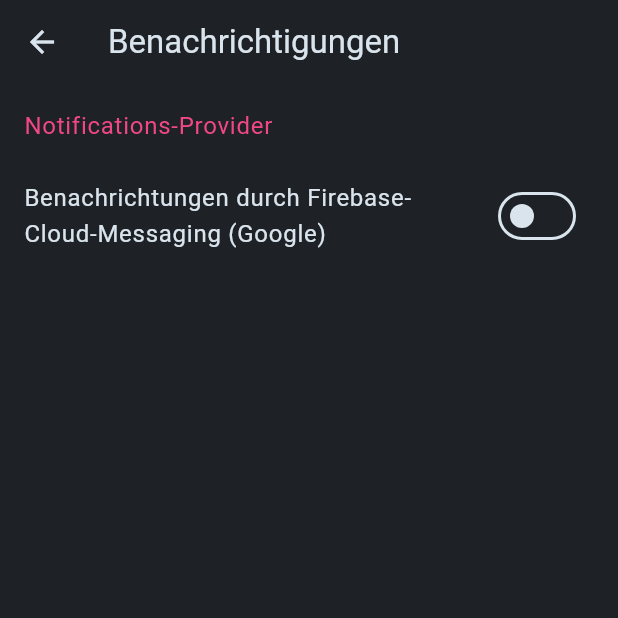
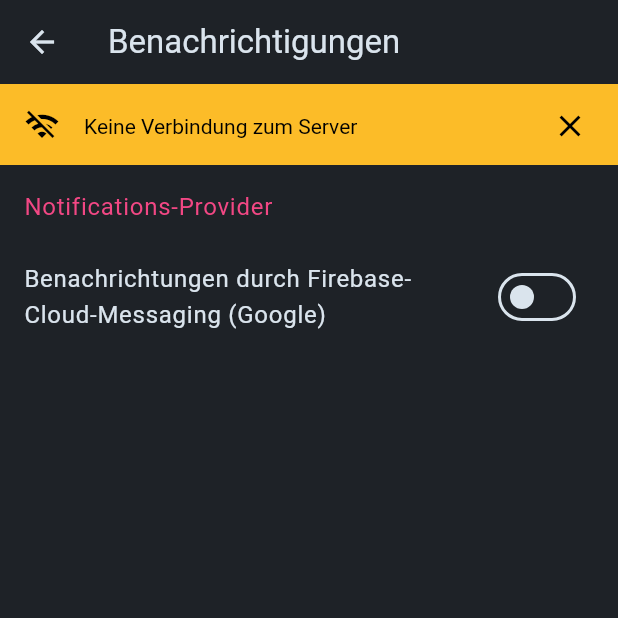
Before and after one commit to aesmtk-app/aesapp, a Flutter app: the NotificationSettings screen opened by its route, on a phone screen of 412 x 824 dp, the top half of it. Run offline on Flutter 3.47's test engine with Material 2 defaults, Android fonts, the phone set to English and light mode, and no system bars; our stand-ins replace bot_toast, connectivity_plus, device_info_plus, dio, dynamic_color, firebase_core and 6 more; missing offline and left inert: universal_html, week_of_year; accounts and stored records are empty; network calls fail.

Commit message:
finish banner when no connection available

```diff
--- a/lib/main.dart
+++ b/lib/main.dart
@@ -39,9 +39,12 @@ void main() async {
   await HiveKeys.setDefaults();
   Box box = Hive.box(HiveKeys.boxName);
   // Logger
+  List<LogRecord> logs = [];
+  Get.put<List<LogRecord>>(logs, tag: "logs");
   Logger.root.level = Level.FINEST; // defaults to Level.INFO
   Logger.root.onRecord.listen((record) {
     if (kDebugMode||(box.get(HiveKeys.settings.debugging.enabled)??false)) {
+      logs.add(record);
       print(
           '${record.loggerName}: ${record.level.name}: ${record.time}: ${record.message}');
     }
--- a/lib/static/api.dart
+++ b/lib/static/api.dart
@@ -1,6 +1,10 @@
+import 'dart:math';
+
 import 'package:aesapp/static/hive.dart';
+import 'package:dio/dio.dart';
 import 'package:hive/hive.dart';
-
+import 'package:logging/logging.dart';
+Logger logger = Logger("API");
 class API{
   static String defaultApiEndpoint = "https://api.aesmtk.app";
   static String get apiEndpoint => Hive.box(HiveKeys.boxName).get(HiveKeys.apiEndpoint);
@@ -8,4 +12,17 @@ class API{
   static String vPlan = "/vplan";
   static String subscribe = "/subscribe";
   static String mensa = "/mensa";
+
+  static Future<bool> checkConnection()async{
+    try{
+      if(await Dio(BaseOptions(connectTimeout: Duration(seconds: 4), receiveTimeout: Duration(seconds: 4))).get("${API.apiEndpoint}/?${Random().nextInt(1000000)}").then((value) => value.statusCode==200)){
+        return true;
+      }
+      logger.warning("Server not available!");
+      return false;
+    }on DioException catch (_, e){
+      logger.warning("Server not available!");
+      return false;
+    }
+  }
 }
--- a/lib/static/app.dart
+++ b/lib/static/app.dart
@@ -2,8 +2,10 @@ import 'dart:async';
 import 'dart:io';
 import 'dart:ui';
 
+import 'package:aesapp/static/api.dart';
 import 'package:aesapp/static/themes.dart';
 import 'package:bot_toast/bot_toast.dart';
+import 'package:dio/dio.dart';
 import 'package:flutter/foundation.dart';
 import 'package:flutter/material.dart';
 import 'package:get/get.dart';
@@ -11,6 +13,7 @@ import 'package:hive/hive.dart';
 import 'package:intl/intl.dart';
 import 'package:logging/logging.dart';
 
+import '../objects/theme.dart';
 import 'hive.dart';
 
 Logger logger = Logger("AESAPP-Utils");
@@ -57,13 +60,59 @@ class AESAppUtils{
 
   static final DateFormat dateFormat = DateFormat("EEEE, 'den' dd.MM.",);
 
-  static void internetChecker(){
-    Timer t = Timer.periodic(Duration(seconds: 1), (timer) { logger.info("hi"); });
+  static void showMissingConnectionBanner(BuildContext context){
+    missingConnectionBannerShown=true;
+    ScaffoldMessenger.of(context).showMaterialBanner(MaterialBanner(
+      leading: const Icon(
+        Icons.wifi_off,
+        color: Colors.black,
+      ),
+      contentTextStyle: const TextStyle(color: Colors.black),
+      content: const Text("Keine Verbindung zum Server"),
+      dividerColor: Colors.transparent,
+      actions: [
+        Builder(builder: (BuildContext sContext) {
+          return IconButton(
+            onPressed: () {
+              clearMissingConnectionBanner(sContext);
+            },
+            icon: const Icon(Icons.close),
+            color: Colors.black,
+          );
+        })
+      ],
+      backgroundColor: Get.find<AESTheme>().yellow,
+    ));
+}
+
+  static void clearMissingConnectionBanner(BuildContext context){
+    missingConnectionBannerShown=false;
+    ScaffoldMessenger.of(context).clearMaterialBanners();
   }
 
+  static void _processResponse(bool available){
+    BuildContext context = Get.context!;
+    if(!available&&recheckServerTimer==null){
+      recheckServerTimer = Timer.periodic(const Duration(seconds: 10), (timer)async {
+        bool connection = await API.checkConnection();
+        _processResponse(connection);
+      });
+    }else if(!available&&!missingConnectionBannerShown){
+      if (context.mounted)showMissingConnectionBanner(context);
+    }else if(available&&missingConnectionBannerShown){
+      if (context.mounted)clearMissingConnectionBanner(context);
+    }else if(available&&recheckServerTimer!=null){
+      recheckServerTimer?.cancel();
+      recheckServerTimer=null;
+    }
+  }
+
+  static Timer? recheckServerTimer;
+  static bool missingConnectionBannerShown = false;
   static Future<bool> checkServer()async{
-    Future.delayed(Duration(seconds: 2)).then((value) => logger.info("server availabe"));
-    return false;
+    bool works = await API.checkConnection();
+    _processResponse(works);
+    return works;
   }
 
 }
--- a/lib/ui/settings/debug_settings.dart
+++ b/lib/ui/settings/debug_settings.dart
@@ -4,6 +4,7 @@ import 'package:flutter/material.dart';
 import 'package:get/get.dart';
 import 'package:hive/hive.dart';
 import 'package:aesapp/static/hive.dart';
+import 'package:logging/logging.dart';
 class DebugSettings extends StatefulWidget {
   const DebugSettings({this.calledAsWidget=false, super.key});
   final bool calledAsWidget;
@@ -55,6 +56,10 @@ class _DebugSettingsState extends State<DebugSettings> {
           ListTile(
             title: const Text("Speicher zurücksetzen"),
             trailing: ElevatedButton(child: const Text("Reset"),onPressed: ()async=>await HiveKeys.reset().then((value){setState(() {});}),),
+          ),
+          ListTile(
+            title: const Text("Logs anzeigen"),
+            trailing: ElevatedButton(child: const Text("Show"),onPressed: ()=>Get.to(Scaffold(appBar: AppBar(),body: ListView.builder(itemCount: Get.find<List<LogRecord>>(tag: "logs").length, itemBuilder: (BuildContext context, int i){LogRecord record = Get.find<List<LogRecord>>(tag:"logs")[i];return Text('${record.loggerName}: ${record.level.name}: ${record.time}: ${record.message}');}),)),),
           )
         ],
       ),
--- a/pubspec.yaml
+++ b/pubspec.yaml
@@ -39,6 +39,7 @@ dependencies:
   intl: ^0.18.1
   connectivity_plus: ^5.0.2
   retrofit: ^4.0.3
+  universal_html: ^2.2.4
 
 
 dev_dependencies:
```
Also changed, not shown: lib/ui/homepage.dart (+2 -22 lines), lib/ui/page_selector.dart (+25 -4 lines).
